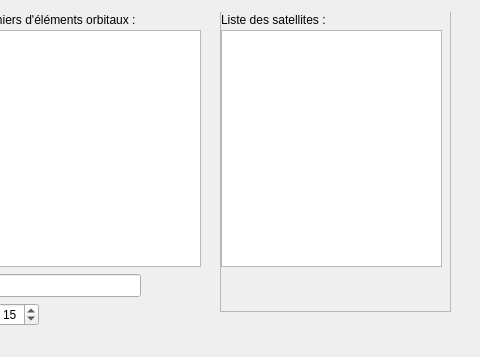
mconsidine/previsat_archive, file src/interface/outils/outils.ui: the form before one commit; both pictures show x 480 to 960 and y 0 to 357 of the 960 by 600 pixel window.
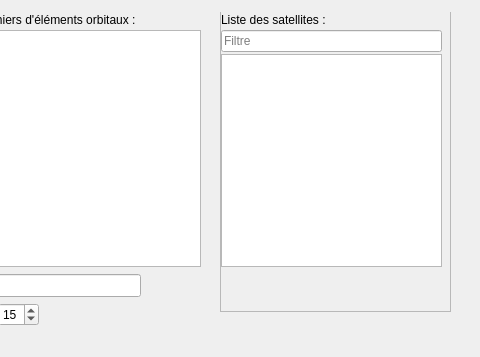
The form after the commit.

Commit message: Ajout de filtres de listes dans les fenetres Options et Outils

Diff of the .ui file:
```diff
--- a/src/interface/outils/outils.ui
+++ b/src/interface/outils/outils.ui
@@ -297,9 +297,9 @@
        <property name="geometry">
         <rect>
          <x>0</x>
-         <y>18</y>
+         <y>42</y>
          <width>221</width>
-         <height>237</height>
+         <height>213</height>
         </rect>
        </property>
       </widget>
@@ -316,6 +316,28 @@
         <string>Liste des satellites :</string>
        </property>
       </widget>
+      <widget class="QLineEdit" name="filtreSatellites">
+       <property name="geometry">
+        <rect>
+         <x>0</x>
+         <y>18</y>
+         <width>221</width>
+         <height>22</height>
+        </rect>
+       </property>
+       <property name="inputMask">
+        <string notr="true"/>
+       </property>
+       <property name="text">
+        <string notr="true"/>
+       </property>
+       <property name="placeholderText">
+        <string>Filtre</string>
+       </property>
+       <property name="clearButtonEnabled">
+        <bool>true</bool>
+       </property>
+      </widget>
      </widget>
     </widget>
     <widget class="QListWidget" name="listeFichiersElem">
```
The commit also changes 7 other files.
